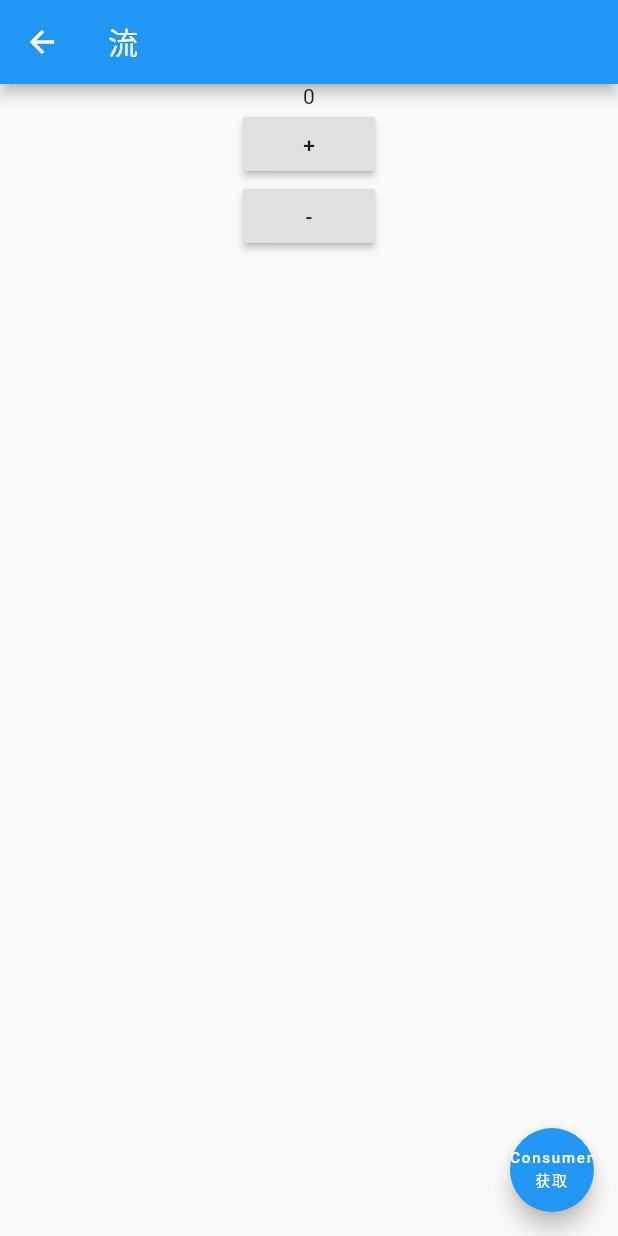
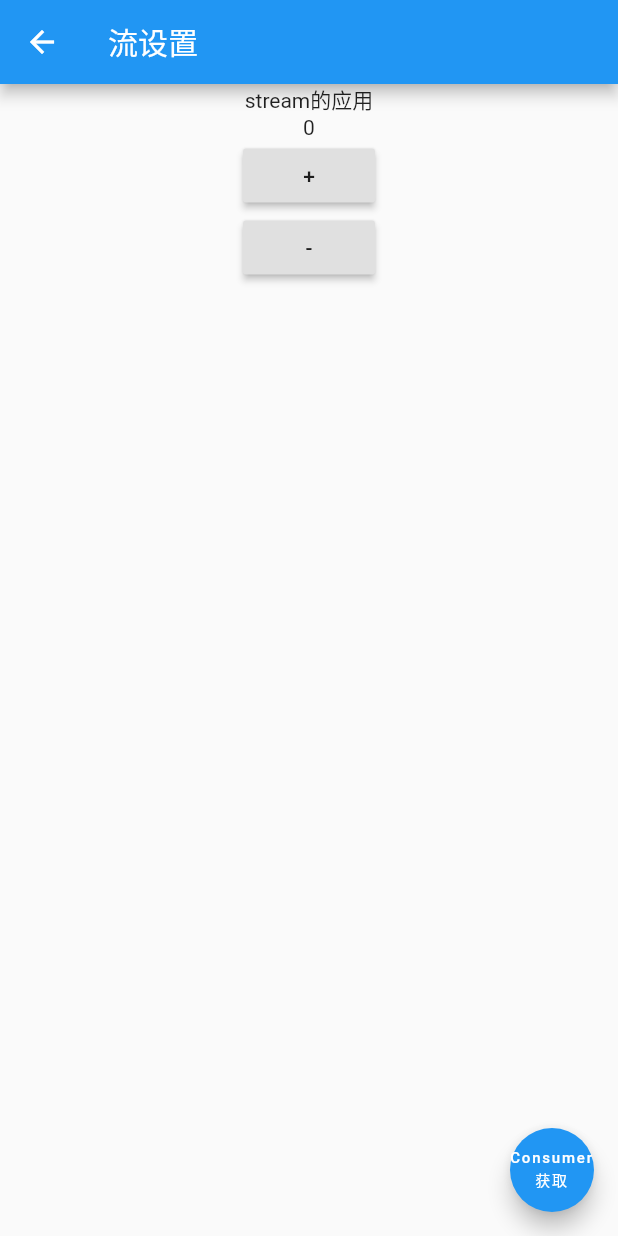
Before and after one commit to UvDream/flutter-provider-demo, a Flutter app: the StreamPage screen opened directly, on a phone screen of 412 x 824 dp. Run offline on Flutter 3.47's test engine with Material 2 defaults, Android fonts, the phone set to English and light mode, and no system bars.

Commit message:
[fix] 界面更改

```diff
--- a/lib/pages/stream.dart
+++ b/lib/pages/stream.dart
@@ -8,7 +8,7 @@ class StreamPage extends StatelessWidget {
   Widget build(BuildContext context) {
     return Scaffold(
       appBar: AppBar(
-        title: Text('流'),
+        title: Text('流设置'),
       ),
       body: Center(
         child: StreamBuilder(
@@ -17,6 +17,7 @@ class StreamPage extends StatelessWidget {
           builder: (context, snapshot) {
             return Column(
               children: <Widget>[
+                Text('stream的应用'),
                 Text(Provider.of<CounterBloc>(context).count.toString()),
                 RaisedButton(
                   child: Text("+"),
```
